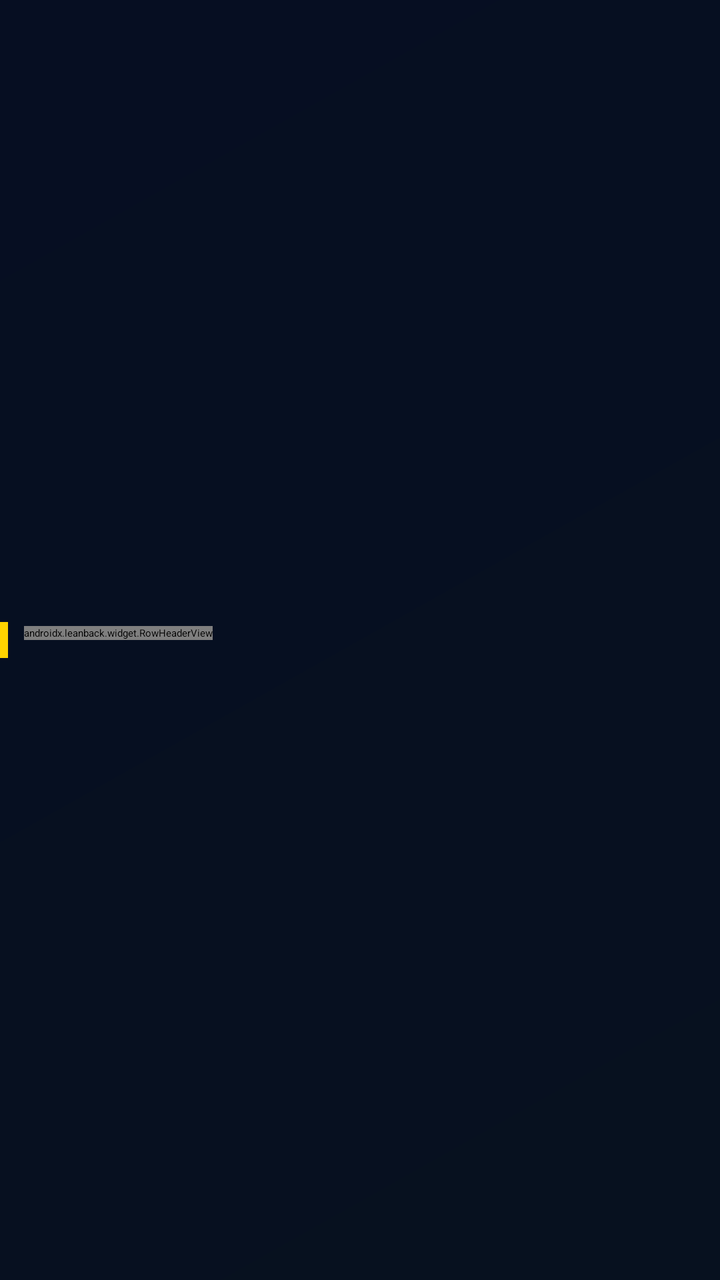
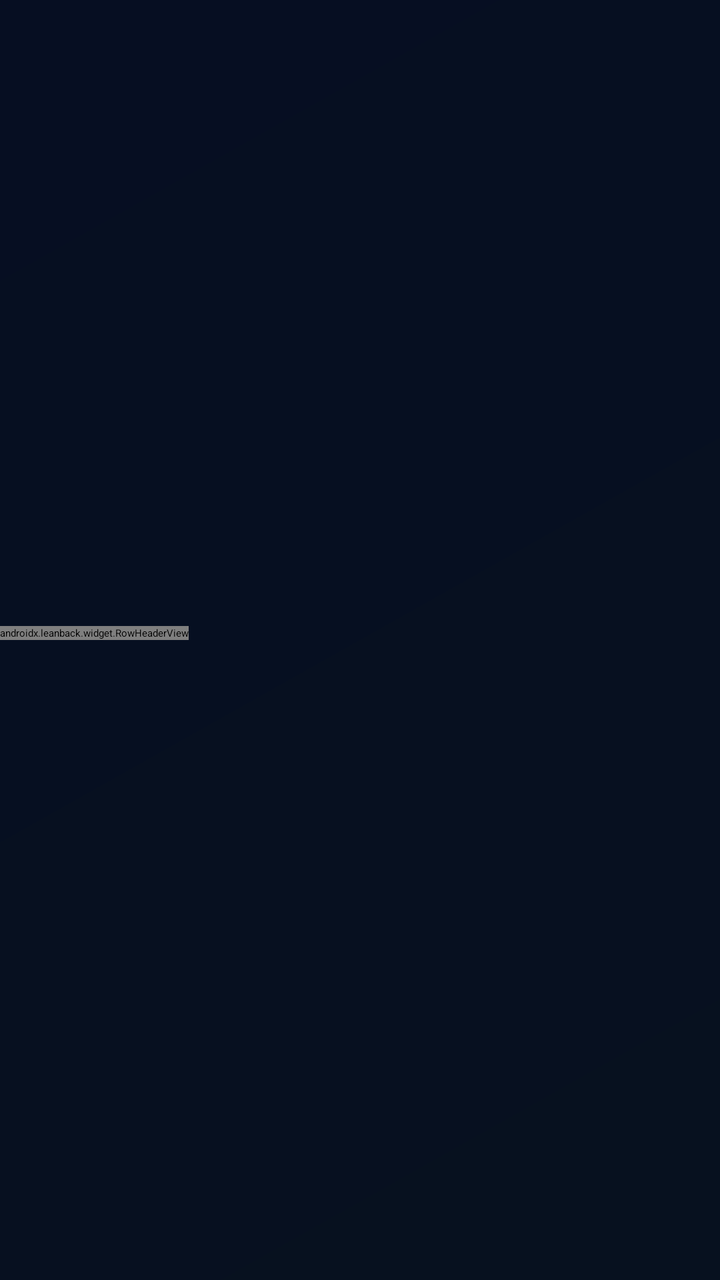

The first picture is an Android layout as it rendered before a commit; the second is the same layout after the commit. The layout source and the unified diff follow.
<!-- AndroidManifest.xml: application theme Theme.MissaTv -->
<!-- res/layout/lb_row_header.xml -->
<?xml version="1.0" encoding="utf-8"?>
<LinearLayout
    xmlns:android="http://schemas.android.com/apk/res/android"
    android:layout_width="wrap_content"
    android:layout_height="wrap_content"
    android:orientation="horizontal"
    android:gravity="center_vertical">

    <View
        android:layout_width="4dp"
        android:layout_height="18dp"
        android:background="@color/missa_yellow"
        android:importantForAccessibility="no" />

    <LinearLayout
        android:layout_width="wrap_content"
        android:layout_height="wrap_content"
        android:layout_marginStart="8dp"
        android:orientation="vertical">

        
        <ImageView
            android:id="@+id/row_header_icon"
            android:layout_width="18dp"
            android:layout_height="18dp"
            android:layout_marginBottom="2dp"
            android:layout_gravity="start"
            android:scaleType="fitCenter"
            android:visibility="gone"
            android:importantForAccessibility="no" />

        <androidx.leanback.widget.RowHeaderView
            android:id="@+id/row_header"
            android:importantForAccessibility="no"
            android:layout_width="wrap_content"
            android:layout_height="wrap_content"
            style="?rowHeaderStyle" />

        <TextView
            android:id="@+id/row_header_description"
            android:importantForAccessibility="no"
            android:layout_width="wrap_content"
            android:layout_height="wrap_content"
            style="?rowHeaderDescriptionStyle" />

    </LinearLayout>

</LinearLayout>
<!-- resources referenced by this layout -->
<resources>
  <color name="missa_yellow">#FFD400</color>
  <style name="Theme.MissaTv" parent="@style/Theme.Leanback">
          <item name="android:windowBackground">@drawable/bg_missa_night</item>
          <item name="android:colorPrimary">@color/missa_yellow</item>
          <item name="android:colorAccent">@color/missa_yellow</item>
          <item name="defaultBrandColor">@color/missa_blue</item>
          <item name="android:textColorPrimary">@color/text_primary</item>
          <item name="android:textColorSecondary">@color/text_secondary</item>
          
          <item name="android:statusBarColor">@color/missa_navy_deep</item>
          <item name="android:navigationBarColor">@color/missa_navy_deep</item>
      </style>
  <!-- drawable bg_missa_night (drawable) -->
  <?xml version="1.0" encoding="utf-8"?>
  <shape xmlns:android="http://schemas.android.com/apk/res/android" android:shape="rectangle">
      <gradient
          android:angle="135"
          android:startColor="@color/missa_navy"
          android:endColor="@color/missa_navy_deep"
          android:type="linear" />
  </shape>
  <color name="missa_blue">#2787F5</color>
  <color name="text_primary">#FFFFFF</color>
  <color name="text_secondary">#B8C5D6</color>
  <color name="missa_navy_deep">#060E22</color>
  <color name="missa_navy">#07111F</color>
</resources>

<!-- the commit's change to res/layout/lb_row_header.xml (unified diff, before → after) -->
@@ -6,16 +6,9 @@
     android:orientation="horizontal"
     android:gravity="center_vertical">
 
-    <View
-        android:layout_width="4dp"
-        android:layout_height="18dp"
-        android:background="@color/missa_yellow"
-        android:importantForAccessibility="no" />
-
     <LinearLayout
         android:layout_width="wrap_content"
         android:layout_height="wrap_content"
-        android:layout_marginStart="8dp"
         android:orientation="vertical">
 
         
